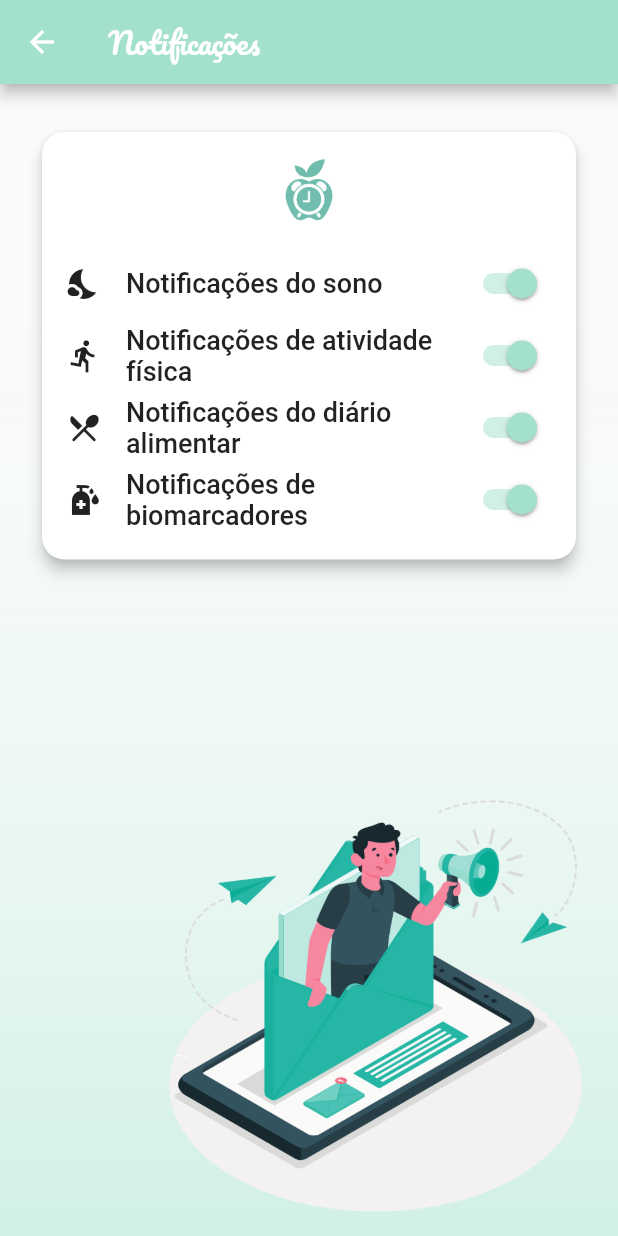
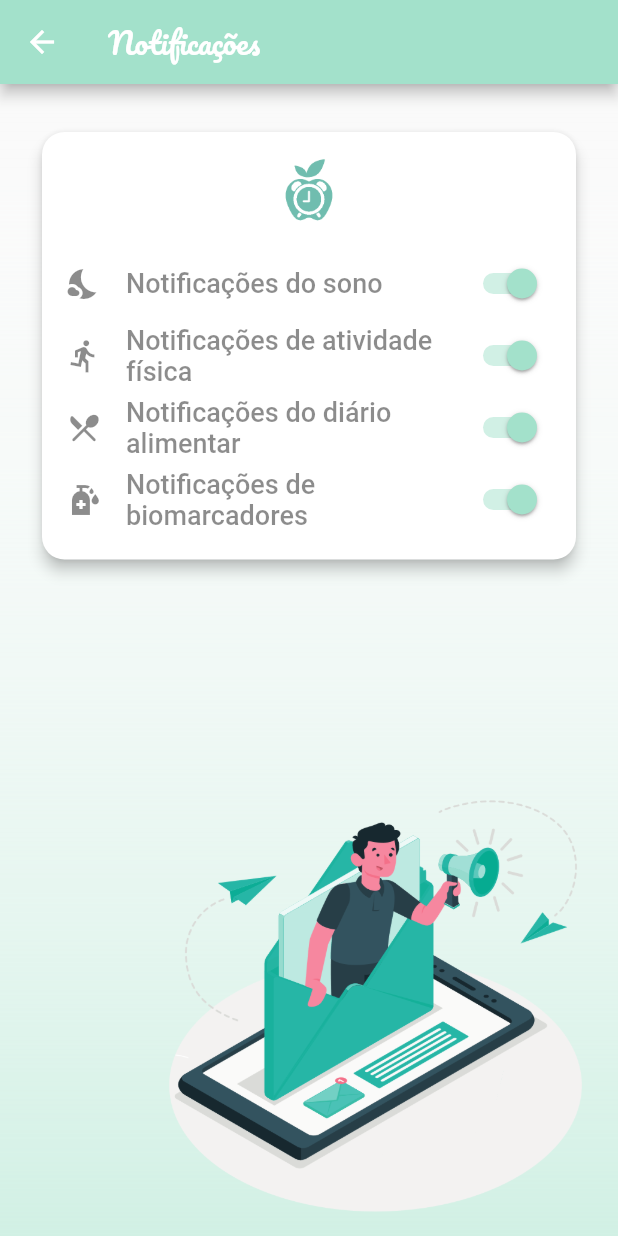
Before and after one commit to iolandarosa7/Nutriclock_app, a Flutter app: the NotificationsFragment screen opened directly, on a phone screen of 412 x 824 dp. Run offline on Flutter 3.47's test engine with Material 2 defaults, Android fonts, the phone set to English and light mode, and no system bars; our stand-ins replace badges, bubble, firebase_core, firebase_messaging, flutter_typeahead, image_picker and 6 more; missing offline and left inert: dart:ffi, loading, multiselect_formfield, syncfusion_localizations; accounts and stored records are empty; network calls fail.

Commit message:
Change notifications color

```diff
--- a/lib/screens/settings/Notifications.dart
+++ b/lib/screens/settings/Notifications.dart
@@ -73,9 +73,7 @@ class _NotificationsFragmentState extends State<NotificationsFragment> {
                           ),
                           Row(
                             children: [
-                              Icon(
-                                Icons.nights_stay,
-                              ),
+                              Icon(Icons.nights_stay, color: Colors.black45),
                               SizedBox(
                                 width: 16,
                               ),
@@ -83,7 +81,8 @@ class _NotificationsFragmentState extends State<NotificationsFragment> {
                                 flex: 1,
                                 child: Text(
                                   "Notificações do sono",
-                                  style: TextStyle(fontSize: 18),
+                                  style: TextStyle(
+                                      fontSize: 18, color: Colors.black45),
                                 ),
                               ),
                               Switch(
@@ -100,9 +99,7 @@ class _NotificationsFragmentState extends State<NotificationsFragment> {
                           ),
                           Row(
                             children: [
-                              Icon(
-                                Icons.directions_run,
-                              ),
+                              Icon(Icons.directions_run, color: Colors.black45),
                               SizedBox(
                                 width: 16,
                               ),
@@ -110,7 +107,10 @@ class _NotificationsFragmentState extends State<NotificationsFragment> {
                                 flex: 1,
                                 child: Text(
                                   "Notificações de atividade física",
-                                  style: TextStyle(fontSize: 18),
+                                  style: TextStyle(
+                                    fontSize: 18,
+                                    color: Colors.black45,
+                                  ),
                                 ),
                               ),
                               Switch(
@@ -129,6 +129,7 @@ class _NotificationsFragmentState extends State<NotificationsFragment> {
                             children: [
                               Icon(
                                 Icons.restaurant_menu_rounded,
+                                color: Colors.black45,
                               ),
                               SizedBox(
                                 width: 16,
@@ -137,7 +138,10 @@ class _NotificationsFragmentState extends State<NotificationsFragment> {
                                 flex: 1,
                                 child: Text(
                                   "Notificações do diário alimentar",
-                                  style: TextStyle(fontSize: 18),
+                                  style: TextStyle(
+                                    fontSize: 18,
+                                    color: Colors.black45,
+                                  ),
                                 ),
                               ),
                               Switch(
@@ -156,6 +160,7 @@ class _NotificationsFragmentState extends State<NotificationsFragment> {
                             children: [
                               Icon(
                                 Icons.sanitizer,
+                                color: Colors.black45,
                               ),
                               SizedBox(
                                 width: 16,
@@ -164,7 +169,10 @@ class _NotificationsFragmentState extends State<NotificationsFragment> {
                                 flex: 1,
                                 child: Text(
                                   "Notificações de biomarcadores",
-                                  style: TextStyle(fontSize: 18),
+                                  style: TextStyle(
+                                    fontSize: 18,
+                                    color: Colors.black45,
+                                  ),
                                 ),
                               ),
                               Switch(
```
